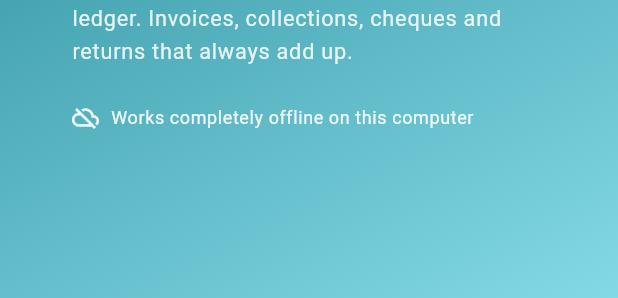
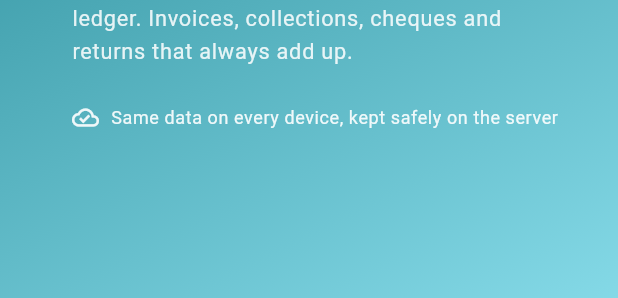
Before and after one commit to Venura99/venvo-pos, a Flutter app: the _BrandingPanel widget shown alone on an empty page, opened directly, on a phone screen of 412 x 824 dp. Shown: the part 685-983 px from the top of the screen. Run offline on Flutter 3.47's test engine with Material 3 defaults, Android fonts, the phone set to English and light mode, and no system bars; our stand-ins replace csv, drift, file_picker, flutter_riverpod, go_router, image_picker and 4 more; missing offline and left inert: dart:js_interop, sqlite3, window_manager; accounts and stored records are empty; generated files the repository leaves out were written again.

Commit message:
now completely online

```diff
--- a/lib/features/authentication/presentation/auth_scaffold.dart
+++ b/lib/features/authentication/presentation/auth_scaffold.dart
@@ -106,13 +106,13 @@ class _BrandingPanel extends StatelessWidget {
           Row(
             children: [
               Icon(
-                Icons.cloud_off_outlined,
+                Icons.cloud_done_outlined,
                 size: 18,
                 color: scheme.onPrimary.withValues(alpha: 0.9),
               ),
               AppSpacing.hGapSm,
               Text(
-                'Works completely offline on this computer',
+                'Same data on every device, kept safely on the server',
                 style: context.text.bodySmall?.copyWith(
                   color: scheme.onPrimary.withValues(alpha: 0.9),
                 ),
```
